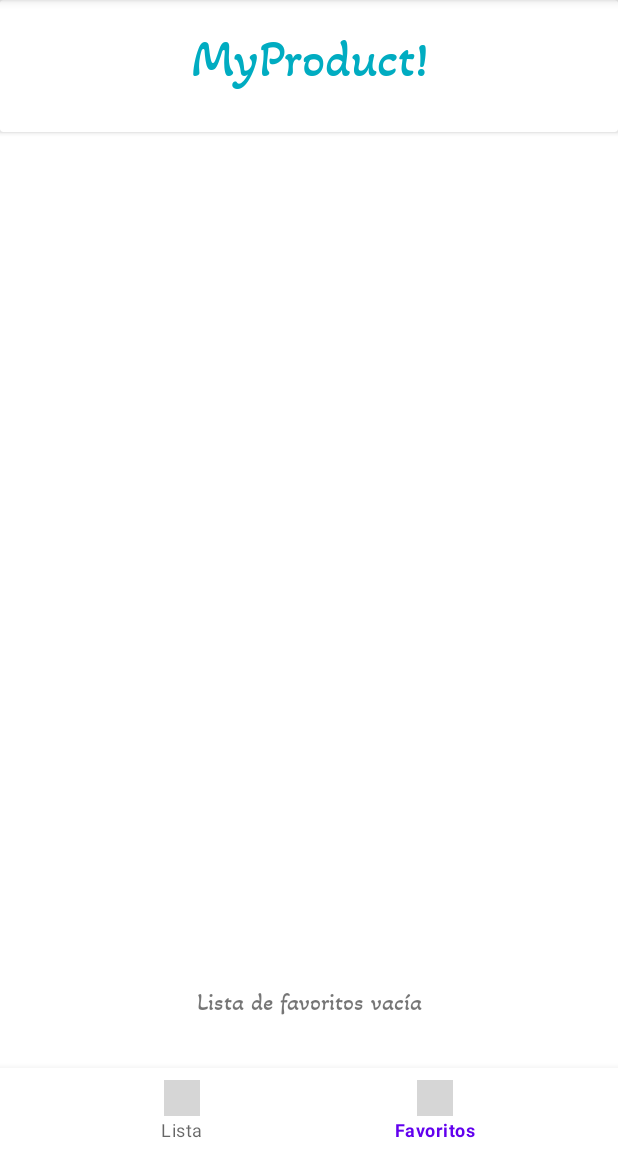
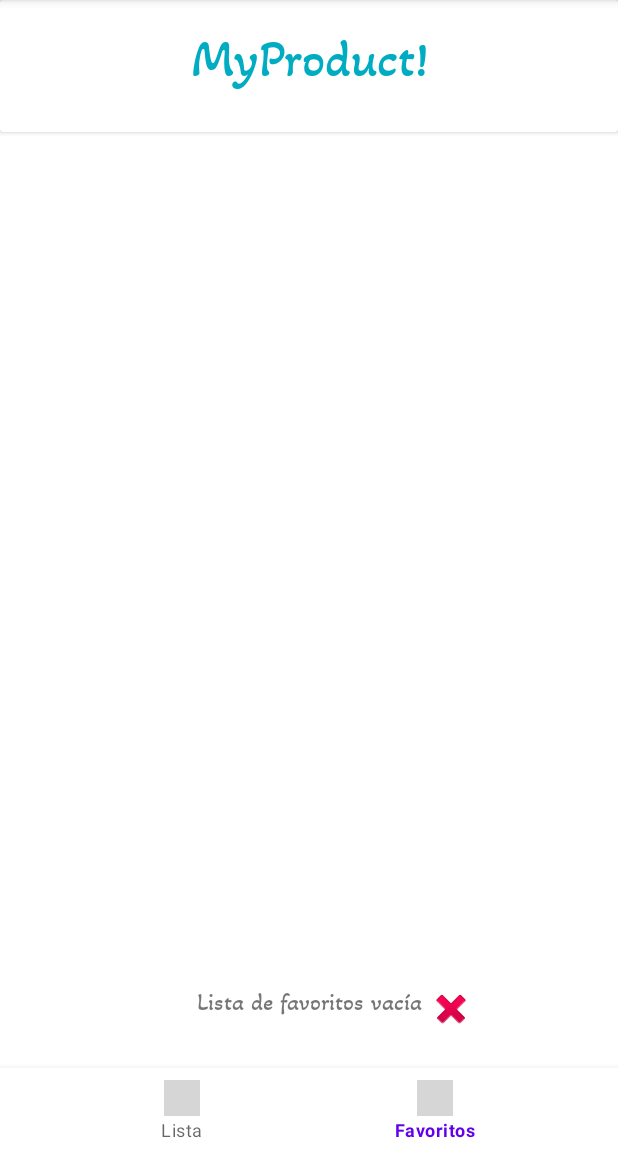
Before and after one commit to canitopai/UD6_App, an Android app: the ProductFavFragment screen opened through its navigation route, on a phone screen of 412 x 824 dp, the part 84-1236 px from its top. Run offline under Robolectric (Android 15) with nearby library versions, the phone set to English and light mode, and no system bars; our stand-ins replace Picasso, Room's generated code, navigation-ui; pictures from the network do not load; Roboto replaces fonts that are not available here; 1 statement that could not run was skipped; grey boxes are pictures that could not be loaded.

Commit message:
Agregado icono al eliminar productos de favoritos

```diff
--- a/app/src/main/java/com/canitopai/ud6_recu_app/ui/ProductFavFragment.kt
+++ b/app/src/main/java/com/canitopai/ud6_recu_app/ui/ProductFavFragment.kt
@@ -34,7 +34,7 @@ class ProductFavFragment : Fragment() {
         get() = _binding!!
 
     private val adapter = ProductAdapter {
-        it.name?.let { it1 -> db.productDao().deleteProd(it1) }
+        db.productDao().deleteProd(it.name)
         //val action = ProductFavFragmentDirections.actionProductFavFragment2ToProductDetailFragment(
           //  it.id
         //)
@@ -70,9 +70,11 @@ class ProductFavFragment : Fragment() {
 
         if(mCursor.size == 0){
             binding.lblnfo.text = "Lista de favoritos vacía"
+            binding.noFavIcon.visibility = View.VISIBLE
         }
         else{
             binding.lblnfo.text = "Pulsa para eliminar"
+            binding.noFavIcon.visibility = View.INVISIBLE
         }
     }
     private fun refreshProducts() {
--- a/app/src/main/res/layout/fragment_product_fav.xml
+++ b/app/src/main/res/layout/fragment_product_fav.xml
@@ -29,4 +29,13 @@
         app:layout_constraintEnd_toEndOf="parent"
         app:layout_constraintStart_toStartOf="parent" />
 
+    <ImageView
+        android:id="@+id/noFavIcon"
+        android:layout_width="wrap_content"
+        android:layout_height="wrap_content"
+        android:layout_marginStart="3dp"
+        android:src="@android:drawable/ic_delete"
+        app:layout_constraintStart_toEndOf="@+id/lblnfo"
+        app:layout_constraintTop_toBottomOf="@+id/recyclerView2" />
+
 </androidx.constraintlayout.widget.ConstraintLayout>
```
